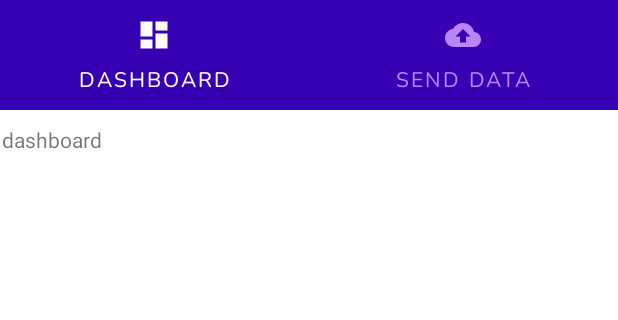
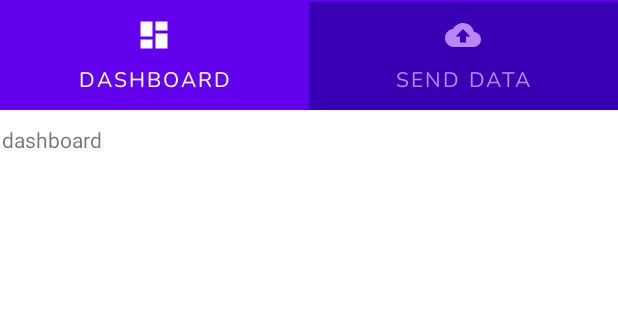
Before and after one commit to Achintha444/OBDFuel, an Android app: the screen it shows after launch (HomeActivity), on a phone screen of 412 x 824 dp, the part 82-402 px from its top. Run offline under Robolectric (Android 15) with nearby library versions, the phone set to English and light mode, and no system bars.

Commit message:
tablayout UI redesigned

```diff
--- a/app/src/main/res/layout/activity_home.xml
+++ b/app/src/main/res/layout/activity_home.xml
@@ -2,10 +2,10 @@
 <androidx.constraintlayout.widget.ConstraintLayout xmlns:android="http://schemas.android.com/apk/res/android"
     xmlns:app="http://schemas.android.com/apk/res-auto"
     xmlns:tools="http://schemas.android.com/tools"
+    android:id="@+id/home_parent_layout"
     android:layout_width="match_parent"
     android:layout_height="match_parent"
-    tools:context=".activities.home.activity.HomeActivity"
-    android:id="@+id/home_parent_layout">
+    tools:context=".activities.home.activity.HomeActivity">
 
     <androidx.appcompat.widget.Toolbar
         android:id="@+id/toolbar"
@@ -36,18 +36,31 @@
         app:layout_constraintStart_toStartOf="parent"
         app:layout_constraintTop_toTopOf="parent" />
 
+    <View
+        android:id="@+id/divider3"
+        android:layout_width="match_parent"
+        android:layout_height="1dp"
+        android:background="@color/purple_500"
+        app:layout_constraintBottom_toBottomOf="@+id/toolbar"
+        app:layout_constraintEnd_toEndOf="parent"
+        app:layout_constraintStart_toStartOf="parent"
+        app:layout_constraintTop_toBottomOf="@+id/textView6"
+        app:layout_constraintVertical_bias="1.0" />
+
     <com.google.android.material.tabs.TabLayout
         android:id="@+id/tabLayout"
         android:layout_width="match_parent"
         android:layout_height="wrap_content"
         android:background="@color/purple_700"
         android:isScrollContainer="false"
+        android:visibility="visible"
         app:layout_constraintEnd_toEndOf="parent"
         app:layout_constraintStart_toStartOf="parent"
         app:layout_constraintTop_toBottomOf="@+id/toolbar"
         app:tabIconTint="@color/tab_item_selector"
-        app:tabIndicator="@color/white_prurple"
-        app:tabIndicatorColor="@color/white_prurple"
+        app:tabIndicatorColor="@color/purple_500"
+        app:tabIndicatorGravity="stretch"
+        app:tabIndicatorHeight="4dp"
         app:tabSelectedTextColor="@color/white_prurple"
         app:tabTextAppearance="@style/MyCustomTabTextAppearance"
         app:tabTextColor="@color/purple_200">
@@ -81,4 +94,5 @@
         app:layout_constraintHorizontal_bias="0.0"
         app:layout_constraintStart_toStartOf="parent"
         app:layout_constraintTop_toBottomOf="@+id/tabLayout" />
+
 </androidx.constraintlayout.widget.ConstraintLayout>
```
